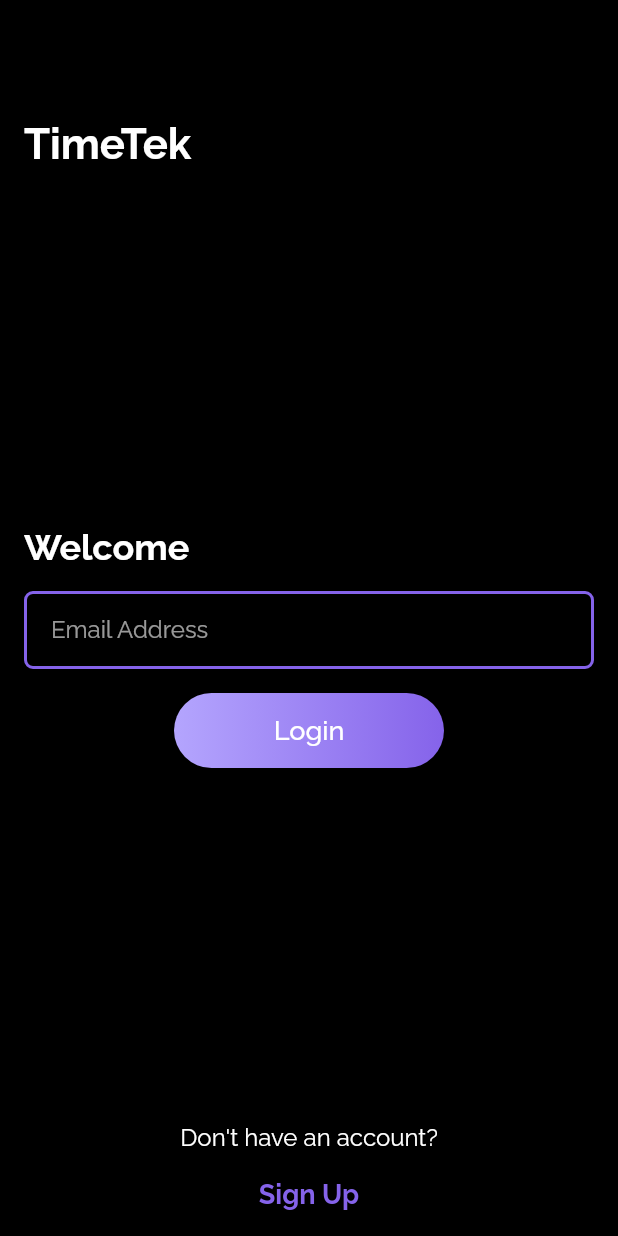
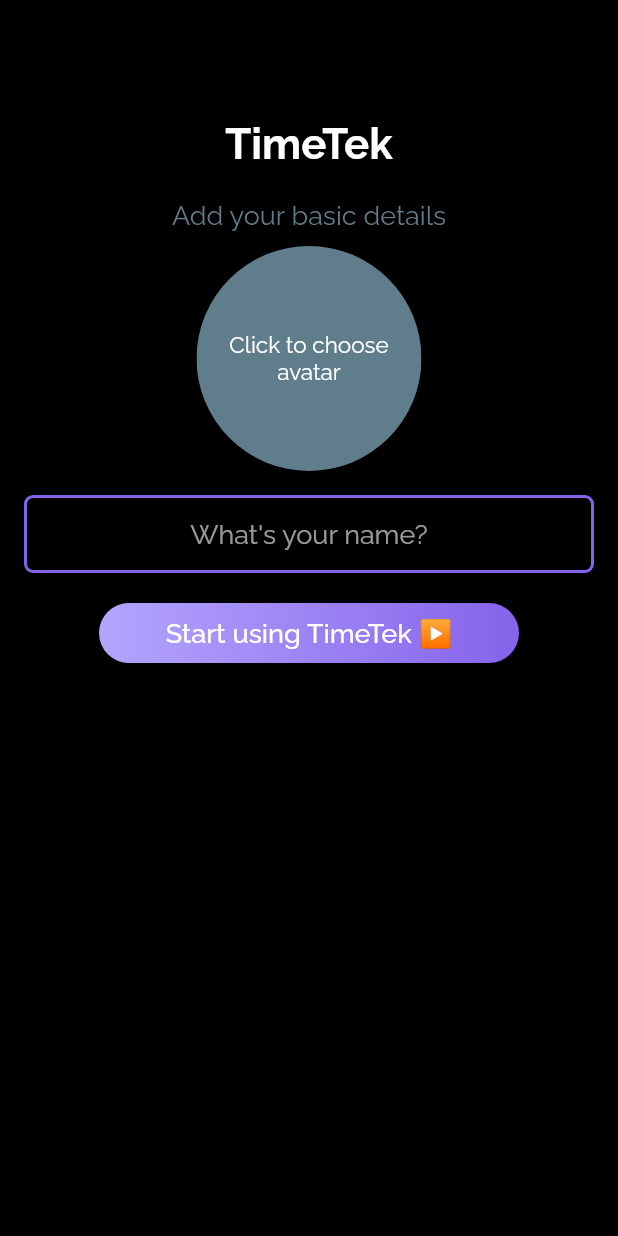
Before and after one commit to riyagnair/timetek, a Flutter app: the screen it shows after launch, on a phone screen of 412 x 824 dp. Run offline on Flutter 3.47's test engine with Material 2 defaults, Android fonts, the phone set to English and light mode, and no system bars; our stand-ins replace google_fonts, percent_indicator, shared_preferences, speech_to_text; missing offline and left inert: duration.

Commit message:
Add a basic local login screen

```diff
--- a/lib/provider/user_data.dart
+++ b/lib/provider/user_data.dart
@@ -12,14 +12,18 @@ class UserDataProvider {
 
   static const _KEY_IS_LOGGED_IN = "is_logged_in";
   static const _KEY_HAS_SET_SLOTS = "slots_set";
+  static const _KEY_AVATAR = "avatar";
+  static const _KEY_NAME = "name";
 
   Future<bool> isLoggedIn() async {
     SharedPreferences prefs = await SharedPreferences.getInstance();
     return prefs.getBool(_KEY_IS_LOGGED_IN) ?? false;
   }
 
-  Future<bool> setLoggedIn(bool loggedIn) async {
+  Future<bool> setLoggedIn(bool loggedIn, {String avatar, String name,}) async {
     SharedPreferences prefs = await SharedPreferences.getInstance();
+    await prefs.setString(_KEY_NAME, name);
+    await prefs.setString(_KEY_AVATAR, avatar);
     return prefs.setBool(_KEY_IS_LOGGED_IN, loggedIn) ?? true;
   }
 
--- a/lib/ui/login_screen.dart
+++ b/lib/ui/login_screen.dart
@@ -1,44 +1,83 @@
 
 import 'package:TimeTek/provider/user_data.dart';
 import 'package:TimeTek/util/constants.dart';
+import 'package:flutter/cupertino.dart';
 import 'package:flutter/material.dart';
 import 'package:google_fonts/google_fonts.dart';
 
-class LoginScreen extends StatelessWidget{
+class LoginScreen extends StatefulWidget{
+
+  @override
+  _LoginScreenState createState() => _LoginScreenState();
+}
+
+class _LoginScreenState extends State<LoginScreen> {
+
+  String avatar = "";
+  String name;
+
+  bool errorUsername = false;
+  bool errorAvatar = false;
+
+  validateUsername() => errorUsername = name == null || name.isEmpty;
+  validateAvatar() => errorAvatar = avatar == null || avatar.isEmpty;
+
   @override
   Widget build(BuildContext context) {
     return Scaffold(
-      body: Column(
+      body: SingleChildScrollView(
+        child: Column(
+
+          crossAxisAlignment: CrossAxisAlignment.center,
           children: <Widget>[
 
-          Container(
-            height: 80,
-          ),
+            SizedBox(height: 80,),
 
             // Title
-          Container(
-            padding: const EdgeInsets.only(left: 16),
-            width: MediaQuery.of(context).size.width,
-            child: Text(
+            Text(
               "TimeTek",
               style: GoogleFonts.raleway(
                 fontSize: 28,
                 fontWeight: FontWeight.bold
               ),
-            )
             ),
 
-          Spacer(),
+            SizedBox(height: 20,),
 
             // Welcome
-          Container(
-            padding: const EdgeInsets.only(left: 16),
-            width: MediaQuery.of(context).size.width,
+            Text(
+              "Add your basic details",
+              style: GoogleFonts.raleway(
+                fontSize: 18,
+                color: Colors.blueGrey
+              ),
+            ),
+
+            SizedBox(height: 10,),
+
+
+            ClipOval(
+              clipBehavior: Clip.antiAlias,
+              child: InkWell(
+                onTap: (){
+                  _chooseAvatar();
+                },
+                child: Container(
+                  width: 150,
+                  height: 150,
+                  color: Colors.blueGrey,
+                  child: _avatar(),
+                ),
+              ),
+            ),
+
+            Visibility(
+              visible: errorAvatar == true,
               child: Text(
-              "Welcome",
+                "Please choose a name",
                 style: GoogleFonts.raleway(
-                fontSize: 24,
-                fontWeight: FontWeight.bold
+                  fontSize: 14,
+                  color: Colors.red
                 ),
               ),
             ),
@@ -46,7 +85,7 @@ class LoginScreen extends StatelessWidget{
             // Email Address input
             Container(
               padding: EdgeInsets.only(left: 16, right: 16),
-            margin: EdgeInsets.all(16),
+              margin: EdgeInsets.only(top: 16, left: 16, bottom: 0, right: 16),
               decoration: BoxDecoration(
                 borderRadius: BorderRadius.circular(6),
                 border: Border.all(
@@ -55,21 +94,53 @@ class LoginScreen extends StatelessWidget{
                 )
               ),
               child: TextField(
-              keyboardType: TextInputType.emailAddress,
-              style: GoogleFonts.raleway(),
+                keyboardType: TextInputType.text,
+                textAlign: TextAlign.center,
+                style: GoogleFonts.raleway(
+                  fontSize: 18
+                ),
                 decoration: InputDecoration(
-                hintText: "Email Address",
+                  hintText: "What's your name?",
                   border: InputBorder.none,
                   contentPadding: EdgeInsets.all(0)
+                ),
+                onChanged: (text){
+                  setState(() {
+                    name = text;
+                    validateUsername();
+                  });
+                },
+              ),
+            ),
+
+            Visibility(
+              visible: errorUsername == true,
+              child: Text(
+                "Please choose a name",
+                style: GoogleFonts.raleway(
+                  fontSize: 14,
+                  color: Colors.red
                 ),
               ),
             ),
 
+            SizedBox(height: 16,),
+
             // Login Button
             FlatButton(
               onPressed: (){
-              UserDataProvider().setLoggedIn(true);
+
+                setState(() {
+                  validateAvatar();
+                  validateUsername();
+                });
+
+                if(errorAvatar == false && errorUsername == false){
+                  UserDataProvider().setLoggedIn(true, name: name, avatar: avatar);
                   Navigator.of(context).pushReplacementNamed(ROUTE_APP_MAIN);
+                }
+
+
               },
               shape: RoundedRectangleBorder(
                 borderRadius: BorderRadius.circular(90)
@@ -85,10 +156,10 @@ class LoginScreen extends StatelessWidget{
                   borderRadius: BorderRadius.circular(30),
                 ),
                 child: Container(
-                constraints: BoxConstraints(maxWidth: 180, minHeight: 50),
+                  constraints: BoxConstraints(maxWidth: 280, minHeight: 40),
                   alignment: Alignment.center,
                   child: Text(
-                  "Login",
+                    "Start using TimeTek ▶",
                     style: GoogleFonts.raleway(
                       fontSize: 18,
                       color: Colors.white
@@ -98,37 +169,43 @@ class LoginScreen extends StatelessWidget{
               ),
             ),
 
-          Spacer(),
-
-          // Don't have an account?
-          Text(
-            "Don't have an account?",
-            style: GoogleFonts.raleway(
-              fontSize: 16
-            ),
-          ),
-
-          // Sign Up link
-          Padding(
-            padding: const EdgeInsets.all(4),
-            child: FlatButton(
-              onPressed: (){
-                Navigator.of(context).pushNamed(ROUTE_SIGN_UP);
-              },
-              child: Text(
-                "Sign Up",
-                style: GoogleFonts.raleway(
-                  fontSize: 18,
-                  color: Color(0xFF8563EA),
-                  fontWeight: FontWeight.bold
-                ),
-              ),
-            ),
-          ),
 
           ],
+        ),
       )
     );
   }
 
+  _avatar(){
+    if(avatar == null || avatar.isEmpty){
+      return Center(
+        child: Padding(
+          padding: const EdgeInsets.all(16.0),
+          child: Text(
+            "Click to choose avatar",
+            textAlign: TextAlign.center,
+            style: GoogleFonts.raleway(
+              fontSize: 15,
+              color: Colors.white
+            ),
+          ),
+        ),
+      );
+    } else {
+      return Image.asset(
+        avatar,
+      );
     }
+  }
+
+  _chooseAvatar() async {
+    var chosenAvatar = await Navigator.of(context).pushNamed(ROUTE_CHOOSE_AVATAR);
+
+    if(chosenAvatar != null && chosenAvatar is String && chosenAvatar.isNotEmpty){
+      setState(() {
+        avatar = chosenAvatar;
+        validateAvatar();
+      });
+    }
+  }
+}
```
Lines whose indentation alone changed are shown as unchanged.
